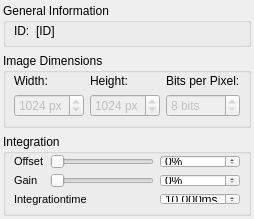
Above: PGRFlyCapture/dockWidgetPGRFlyCapture.ui from itom-project/plugins before the change. Below: the same form after it.
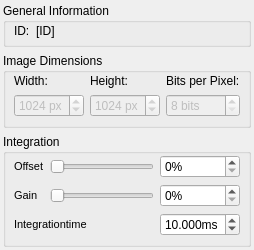
That is the form after the change.

What changed in the file:
```diff
--- a/PGRFlyCapture/dockWidgetPGRFlyCapture.ui
+++ b/PGRFlyCapture/dockWidgetPGRFlyCapture.ui
@@ -6,16 +6,10 @@
    <rect>
     <x>0</x>
     <y>0</y>
-    <width>231</width>
-    <height>219</height>
+    <width>229</width>
+    <height>218</height>
    </rect>
   </property>
-  <property name="minimumSize">
-   <size>
-    <width>0</width>
-    <height>219</height>
-   </size>
-  </property>
   <property name="windowTitle">
    <string>Form</string>
   </property>
```
Left out of the diff: 11 changed lines with no effect on the pictures.
